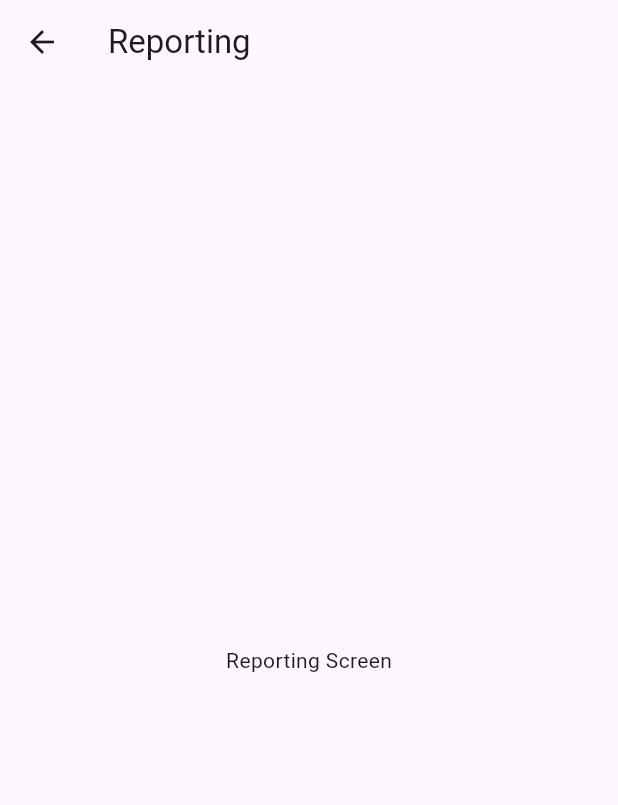
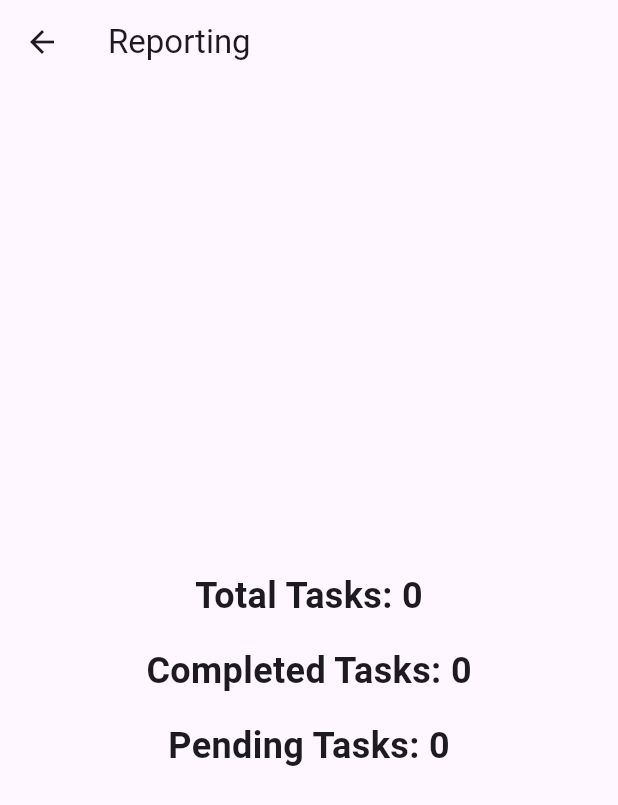
Before and after one commit to johnnnys3/task-management, a Flutter app: the ReportingScreen screen opened directly, on a phone screen of 412 x 824 dp. Shown: the top 805 px of the screen. Run offline on Flutter 3.47's test engine with Material 3 defaults, Android fonts, the phone set to English and light mode, and no system bars; drawn by our look-alikes of fl_chart; our stand-ins replace firebase_auth, firebase_core, sqflite, table_calendar; missing offline and left inert: simple_gesture_detector; accounts and stored records are empty.

Commit message:
update screen and reperting screen

```diff
--- /dev/null
+++ b/lib/data/database_helper.dart
@@ -0,0 +1,80 @@
+import 'dart:async';
+import 'package:path/path.dart';
+import 'package:sqflite/sqflite.dart';
+import '../models/task.dart';
+
+class DatabaseHelper {
+  static final _databaseName = "TMSS_Tasks.db";
+  static final _databaseVersion = 1;
+
+  static final _table = 'tasks';
+
+  // Singleton pattern: Create a single instance of the DatabaseHelper class
+  static final DatabaseHelper _instance = DatabaseHelper._internal();
+  factory DatabaseHelper() => _instance;
+
+  DatabaseHelper._internal();
+
+  // Getter for the instance
+  static DatabaseHelper get instance => _instance;
+
+
+  // Updated: Moved _db initialization inside an asynchronous function
+  static Future<Database> get _db async {
+    return openDatabase(
+      join(await getDatabasesPath(), _databaseName),
+      onCreate: (db, version) {
+        return db.execute(
+          'CREATE TABLE $_table(id INTEGER PRIMARY KEY, name TEXT, completed INTEGER)',
+        );
+      },
+      version: _databaseVersion,
+    );
+  }
+
+  Future<void> insertTask(Task task) async {
+    final db = await _db;
+    await db.insert(
+      _table,
+      task.toMap(),
+      conflictAlgorithm: ConflictAlgorithm.replace,
+    );
+  }
+
+  Future<List<Task>> fetchTasks() async {
+  final db = await _db;
+  final List<Map<String, dynamic>> maps = await db.query(_table);
+  return List.generate(maps.length, (i) {
+    return Task(
+      id: maps[i]['id'],
+      title: maps[i]['title'],
+      isCompleted: maps[i]['completed'] == 1,
+      description: '',
+      dueDate: DateTime.now(), // You need to provide a default value for DateTime
+      priority: 0, // You need to provide a default value for int
+      attachments: [],
+      assignedTo: '',
+    );
+  });
+}
+
+
+  Future<void> updateTask(Task task) async {
+    final db = await _db;
+    await db.update(
+      _table,
+      task.toMap(),
+      where: 'id = ?',
+      whereArgs: [task.id],
+    );
+  }
+
+  Future<void> deleteTask(int id) async {
+    final db = await _db;
+    await db.delete(
+      _table,
+      where: 'id = ?',
+      whereArgs: [id],
+    );
+  }
+}
--- a/lib/screens/reporting_screen.dart
+++ b/lib/screens/reporting_screen.dart
@@ -1,16 +1,101 @@
-// screens/reporting_screen.dart
 import 'package:flutter/material.dart';
+import 'package:fl_chart/fl_chart.dart';
+import 'package:task_management/data/database_helper.dart';
 
-class ReportingScreen extends StatelessWidget {
-  @override
-  Widget build(BuildContext context) {
+
+class ReportingScreen extends StatefulWidget {
+ @override
+ _ReportingScreenState createState() => _ReportingScreenState();
+}
+
+class _ReportingScreenState extends State<ReportingScreen> {
+ int _totalTasks = 0;
+ int _completedTasks = 0;
+ int _pendingTasks = 0;
+
+ Future<void> _fetchTasks() async {
+    final tasks = await DatabaseHelper.instance.fetchTasks();
+    setState(() {
+      _totalTasks = tasks.length;
+      _completedTasks = tasks.where((task) => task.isCompleted).length;
+      _pendingTasks = tasks.where((task) => !task.isCompleted).length;
+    });
+ }
+
+ @override
+ void initState() {
+    super.initState();
+    _fetchTasks();
+ }
+
+ @override
+ Widget build(BuildContext context) {
     return Scaffold(
       appBar: AppBar(
         title: Text('Reporting'),
       ),
-      body: Center(
-        child: Text('Reporting Screen'),
+      body: SingleChildScrollView(
+        child: Padding(
+          padding: const EdgeInsets.all(8.0),
+          child: Column(
+            mainAxisAlignment: MainAxisAlignment.center,
+            children: [
+              Container(
+                width: double.infinity,
+                height: 300,
+                child: PieChart(
+                 PieChartData(
+                    borderData: FlBorderData(
+                      show: false,
+                    ),
+                    sectionsSpace: 0,
+                    centerSpaceRadius: 0,
+                    sections: [
+                      PieChartSectionData(
+                        color: Color(0xFF4caf50),
+                        value: _completedTasks.toDouble(),
+                        title: 'Completed',
+                        radius: 120,
+                        titleStyle: TextStyle(
+                          fontSize: 18,
+                          fontWeight: FontWeight.bold,
+                          color: Color(0xFF4caf50),
+                        ),
+                      ),
+                      PieChartSectionData(
+                        color: Color(0xFFffeb3b),
+                        value: _pendingTasks.toDouble(),
+                        title: 'Pending',
+                        radius: 120,
+                        titleStyle: TextStyle(
+                          fontSize: 18,
+                          fontWeight: FontWeight.bold,
+                          color: Color(0xFFffeb3b),
+                        ),
+                      ),
+                    ],
+                 ),
+                ),
+              ),
+              SizedBox(height: 16),
+              Text(
+                'Total Tasks: $_totalTasks',
+                style: TextStyle(fontSize: 24, fontWeight: FontWeight.bold),
+              ),
+              SizedBox(height: 16),
+              Text(
+                'Completed Tasks: $_completedTasks',
+                style: TextStyle(fontSize: 24, fontWeight: FontWeight.bold),
+              ),
+              SizedBox(height: 16),
+              Text(
+                'Pending Tasks: $_pendingTasks',
+                style: TextStyle(fontSize: 24, fontWeight: FontWeight.bold),
+              ),
+            ],
+          ),
+        ),
       ),
     );
-  }
+ }
 }
--- a/pubspec.yaml
+++ b/pubspec.yaml
@@ -36,6 +36,9 @@ dependencies:
   fluttertoast: ^8.2.4
   flutter_slidable: ^3.0.1
   table_calendar: ^3.0.9
+  fl_chart: ^0.65.0
+  path: ^1.8.3
+  sqflite: ^2.3.0
 
 
 
```
Also changed, not shown: lib/models/task.dart (+31 -0 lines), lib/screens/update_task_screen.dart (+45 -72 lines), pubspec.lock, 1 other file.
